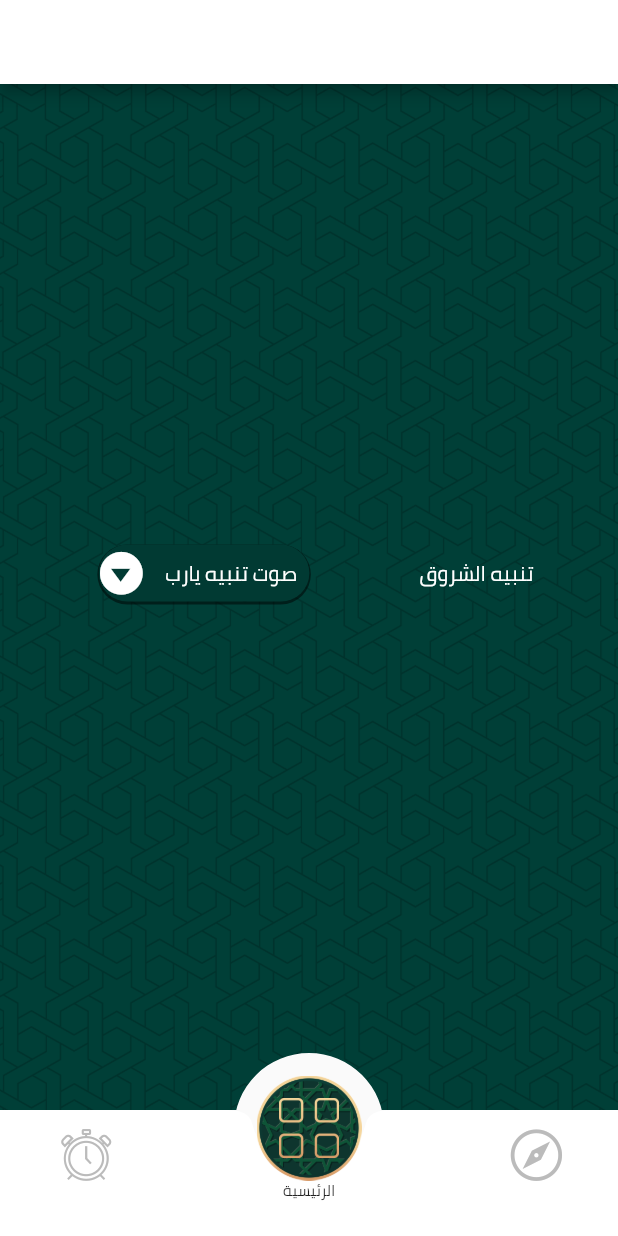
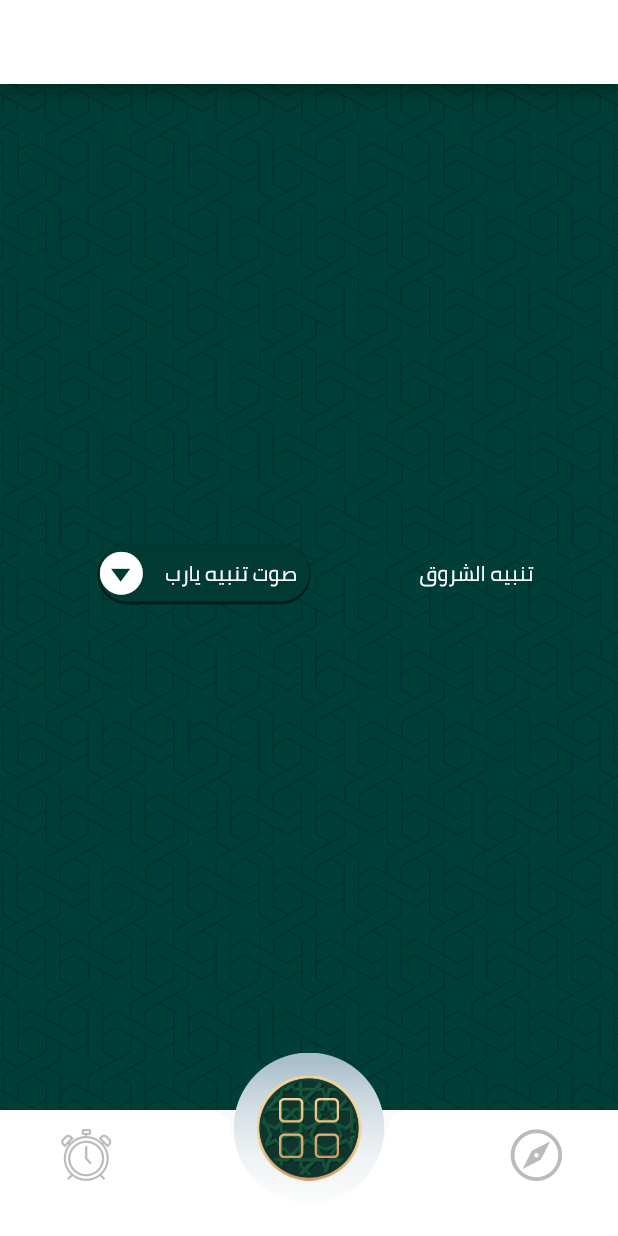
Before and after one commit to Reekoooo/flutter_task, a Flutter app: the screen it shows after launch, on a phone screen of 412 x 824 dp. Run offline on Flutter 3.47's test engine with Material 2 defaults, Android fonts, the phone set to English and light mode, and no system bars.

Commit message:
release 1.1.1 added elipse shadow

```diff
--- a/lib/pages/home_page.dart
+++ b/lib/pages/home_page.dart
@@ -4,7 +4,6 @@ import 'package:flutter_task/pages/page2.dart';
 import 'package:flutter_task/ui_components/custom_rect.dart';
 import 'package:flutter_task/ui_components/slide_left_route.dart';
 import 'package:flutter_task/ui_components/slide_right_route.dart';
-import 'package:font_awesome_flutter/font_awesome_flutter.dart';
 
 class MyHomePage extends StatefulWidget {
   MyHomePage({Key key, this.title}) : super(key: key);
@@ -155,6 +154,12 @@ class _MyHomePageState extends State<MyHomePage> {
         alignment: Alignment.center,
         children: <Widget>[
           Container(
+            height: 100,
+            color: Colors.transparent,
+            child: Image.asset('assets/ellipse_1.png'),
+          ),
+
+          Container(
             height: 70.0,
             color: Colors.transparent,
             child: Image.asset('assets/fab_background.png'),
--- a/pubspec.yaml
+++ b/pubspec.yaml
@@ -46,6 +46,7 @@ flutter:
    - assets/fab_background.png
    - assets/fab_icon.png
    - assets/background.png
+   - assets/ellipse_1.png
 
   # An image asset can refer to one or more resolution-specific "variants", see
   # https://flutter.dev/assets-and-images/#resolution-aware.
```
Also changed, not shown: assets/ellipse_1.png (added), pubspec.lock.
